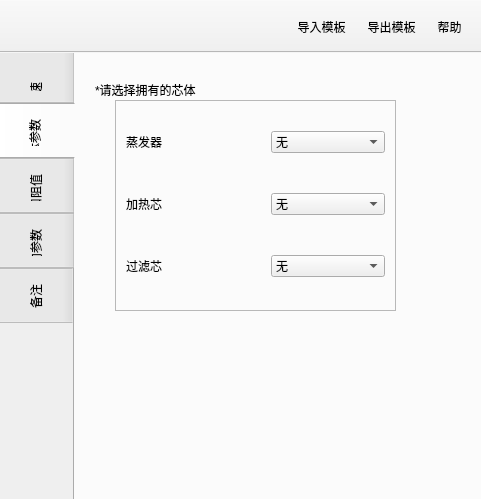
Above: ui/ui_input.ui from qweaxdzsc/fluent_add_on before the change. Below: the same form after it.
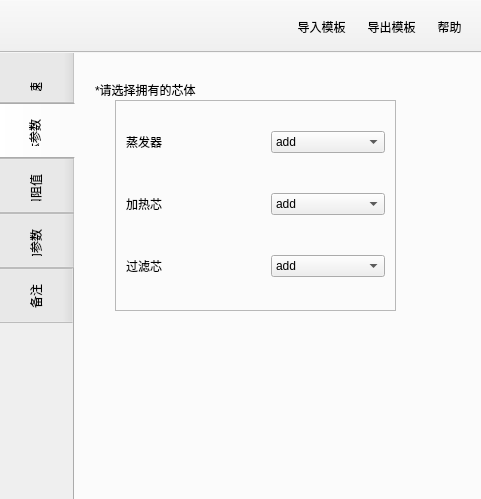
That is the form after the change. The open tabs and pages were chosen to show the change. Icons and pictures are not drawn.

Commit message: 1. update CFD GUI: all the basic function is done, also add re validation for user edit input. And it support 2 language: Chinese and English. 2. write database change code: in order to change one column of data, write "update" sql code to realize.

Patch:
```diff
--- a/ui/ui_input.ui
+++ b/ui/ui_input.ui
@@ -650,16 +650,16 @@
        <item row="0" column="1">
         <widget class="QComboBox" name="evap_combox">
          <property name="currentIndex">
-          <number>1</number>
+          <number>0</number>
          </property>
          <item>
           <property name="text">
-           <string>添加</string>
+           <string>add</string>
           </property>
          </item>
          <item>
           <property name="text">
-           <string>无</string>
+           <string>none</string>
           </property>
          </item>
         </widget>
@@ -674,16 +674,16 @@
        <item row="1" column="1">
         <widget class="QComboBox" name="hc_combox">
          <property name="currentIndex">
-          <number>1</number>
+          <number>0</number>
          </property>
          <item>
           <property name="text">
-           <string>添加</string>
+           <string>add</string>
           </property>
          </item>
          <item>
           <property name="text">
-           <string>无</string>
+           <string>none</string>
           </property>
          </item>
         </widget>
@@ -698,16 +698,16 @@
        <item row="2" column="1">
         <widget class="QComboBox" name="filter_combox">
          <property name="currentIndex">
-          <number>1</number>
+          <number>0</number>
          </property>
          <item>
           <property name="text">
-           <string>添加</string>
+           <string>add</string>
           </property>
          </item>
          <item>
           <property name="text">
-           <string>无</string>
+           <string>none</string>
           </property>
          </item>
         </widget>
```
Left out of the diff: 20 changed lines with no effect on the pictures. The commit also changes 21 other files.
